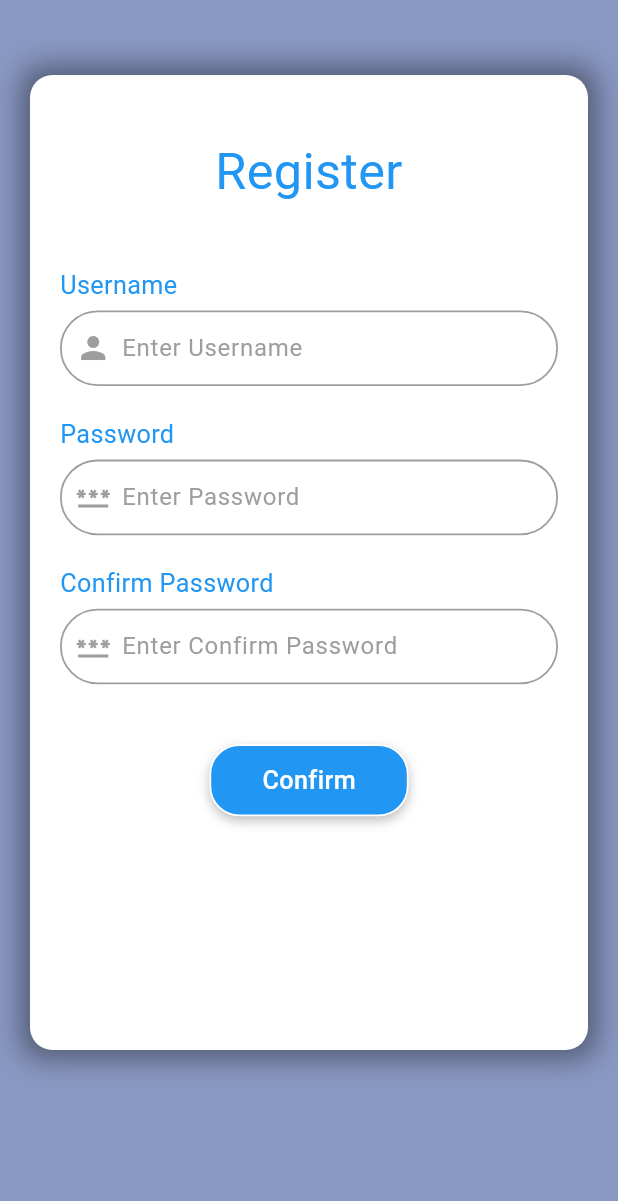
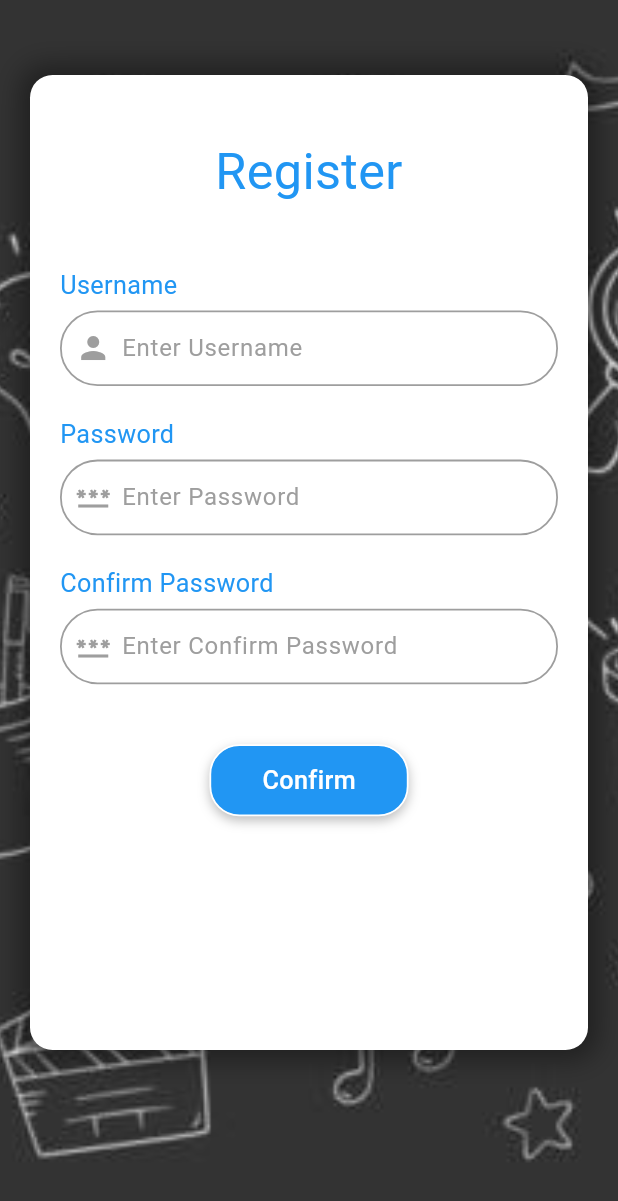
Before and after one commit to viethuynh98/flutter_CK, a Flutter app: the RegisterPage screen opened directly, on a phone screen of 412 x 824 dp. Shown: the top 1201 px of the screen. Run offline on Flutter 3.47's test engine with Material 3 defaults, Android fonts, the phone set to English and light mode, and no system bars; our stand-ins replace animated_splash_screen, get, shared_preferences; accounts and stored records are empty.

Commit message:
-update UI

```diff
--- a/lib/pages/register_page.dart
+++ b/lib/pages/register_page.dart
@@ -27,10 +27,15 @@ class _RegisterPageState extends State<RegisterPage> {
       child: Scaffold(
         body: Stack(
           children: [
-            Positioned.fill(
-                child: Container(
-              color: const Color(0xFF3b5999).withOpacity(0.6),
-            )),
+            Positioned(
+              child: Container(
+                decoration: const BoxDecoration(
+                  image: DecorationImage(
+                      image: AssetImage("assets/images/quiz_bg_1.png"),
+                      fit: BoxFit.cover),
+                ),
+              ),
+            ),
             Positioned(
               top: 50.0,
               child: Container(
```
